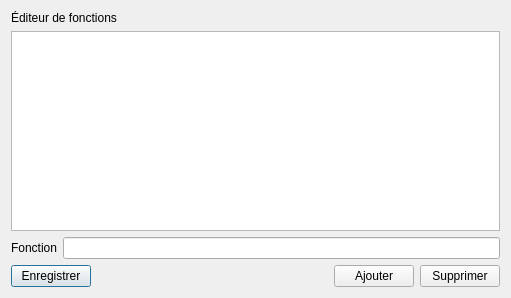
First picture: the form in fonction_view.ui, repository ozielRaymond/TP2, before the edit.
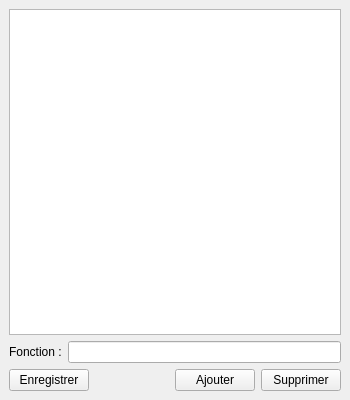
Second picture: the form after the edit.

Commit message: Modification de la fenêtre d'édition des fonctions vers un QDockedWidget

Patch:
```diff
--- a/fonction_view.ui
+++ b/fonction_view.ui
@@ -1,37 +1,20 @@
 <?xml version="1.0" encoding="UTF-8"?>
 <ui version="4.0">
- <class>Dialog</class>
- <widget class="QDialog" name="Dialog">
+ <class>FonctionView</class>
+ <widget class="QDockWidget" name="FonctionView">
   <property name="geometry">
    <rect>
     <x>0</x>
     <y>0</y>
-    <width>511</width>
-    <height>298</height>
+    <width>350</width>
+    <height>400</height>
    </rect>
   </property>
   <property name="windowTitle">
-   <string>Dialog</string>
-  </property>
-  <layout class="QHBoxLayout" name="horizontalLayout_2">
-   <item>
-    <layout class="QVBoxLayout" name="verticalLayout">
-     <item>
-      <widget class="QLabel" name="label">
-       <property name="sizePolicy">
-        <sizepolicy hsizetype="Fixed" vsizetype="Fixed">
-         <horstretch>0</horstretch>
-         <verstretch>0</verstretch>
-        </sizepolicy>
-       </property>
-       <property name="text">
         <string>Éditeur de fonctions</string>
        </property>
-       <property name="alignment">
-        <set>Qt::AlignmentFlag::AlignCenter</set>
-       </property>
-      </widget>
-     </item>
+  <widget class="QWidget" name="dockWidgetContents">
+   <layout class="QVBoxLayout" name="verticalLayout">
      <item>
       <widget class="QListWidget" name="listWidget"/>
      </item>
@@ -40,7 +23,7 @@
        <item>
         <widget class="QLabel" name="label_2">
          <property name="text">
-          <string>Fonction</string>
+         <string>Fonction :</string>
          </property>
         </widget>
        </item>
@@ -87,12 +70,8 @@
        </item>
       </layout>
      </item>
-     <item>
-      <layout class="QHBoxLayout" name="horizontalLayout"/>
-     </item>
-    </layout>
-   </item>
-  </layout>
+   </layout>
+  </widget>
  </widget>
  <resources/>
  <connections/>
```
Lines whose indentation alone changed are shown as unchanged. The commit also changes 5 other files.
